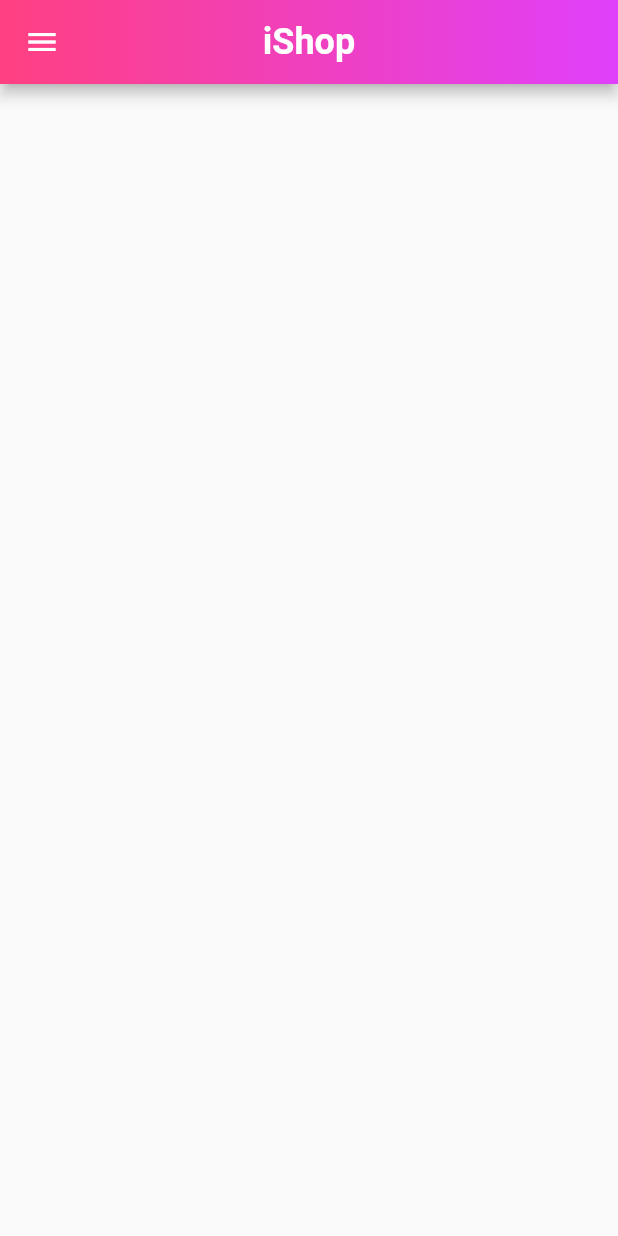
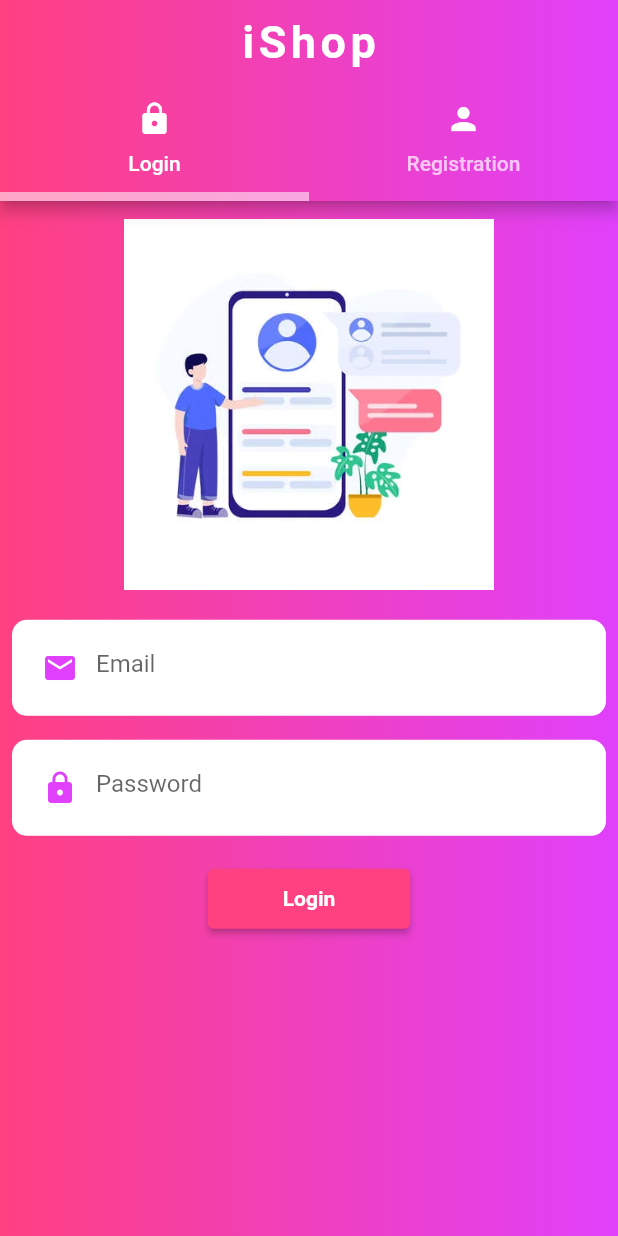
Before and after one commit to RRKawchar/Users_app, a Flutter app: the screen it shows after launch, on a phone screen of 412 x 824 dp. Run offline on Flutter 3.47's test engine with Material 2 defaults, Android fonts, the phone set to English and light mode, and no system bars; our stand-ins replace cloud_firestore, firebase_auth, firebase_core, firebase_storage, fluttertoast, image_picker; accounts and stored records are empty.

Commit message:
2nd commit

```diff
--- /dev/null
+++ b/lib/auth/auth_screen.dart
@@ -0,0 +1,84 @@
+import 'package:flutter/material.dart';
+import 'package:users_app/auth/login_screen.dart';
+import 'package:users_app/auth/registration_screen.dart';
+import 'package:users_app/utils/colors.dart';
+import 'package:users_app/widgets/reuseble_text.dart';
+
+class AuthScreen extends StatefulWidget {
+  const AuthScreen({Key? key}) : super(key: key);
+
+  @override
+  State<AuthScreen> createState() => _AuthScreenState();
+}
+
+class _AuthScreenState extends State<AuthScreen> {
+  @override
+  Widget build(BuildContext context) {
+    return DefaultTabController(
+        length: 2,
+        child: Scaffold(
+          appBar: AppBar(
+            flexibleSpace: Container(
+              decoration: const BoxDecoration(
+                gradient: LinearGradient(
+                    colors: [pinkAccent, purpleAccent],
+                    begin: FractionalOffset(0.0, 0.0),
+                    end: FractionalOffset(1.0, 0.0),
+                    stops: [0.0, 1.0],
+                    tileMode: TileMode.clamp),
+              ),
+            ),
+            title: ReusebleText(
+              text: "iShop",
+              fontSize: 30,
+              color: Colors.white,
+              fontWeight: FontWeight.bold,
+              letterSpacing: 3,
+            ),
+            centerTitle: true,
+            bottom:const TabBar(
+              indicatorColor:Colors.white54,
+              indicatorWeight: 6,
+              tabs: [
+                Tab(
+                  text: "Login",
+                  icon: Icon(
+                    Icons.lock,
+                    color: Colors.white,
+                  ),
+                ),
+                Tab(
+                  text: "Registration",
+                  icon: Icon(
+                    Icons.person,
+                    color: Colors.white,
+                  ),
+                ),
+              ],
+            ),
+          ),
+          body: Container(
+            decoration:const BoxDecoration(
+              gradient: LinearGradient(
+                  colors: [
+                    pinkAccent,purpleAccent
+                  ],
+                  begin: FractionalOffset(0.0,0.0),
+                  end: FractionalOffset(1.0,0.0),
+                  stops: [
+                    0.0,1.0
+                  ],
+                  tileMode: TileMode.clamp
+              ),
+
+            ),
+            child:const TabBarView(
+                children: [
+                  LoginScreen(),
+                  RegistrationScreen()
+                ]
+            ),
+          ),
+        ));
+  }
+}
--- /dev/null
+++ b/lib/auth/login_screen.dart
@@ -0,0 +1,71 @@
+
+import 'package:flutter/material.dart';
+import 'package:users_app/widgets/custom_text_field.dart';
+import 'package:users_app/widgets/reuseble_text.dart';
+
+class LoginScreen extends StatefulWidget {
+  const LoginScreen({Key? key}) : super(key: key);
+
+  @override
+  State<LoginScreen> createState() => _LoginScreenState();
+}
+
+class _LoginScreenState extends State<LoginScreen> {
+
+  TextEditingController emailController=TextEditingController();
+  TextEditingController passwordController=TextEditingController();
+
+  GlobalKey<FormState> globalKey=GlobalKey<FormState>();
+
+  @override
+  Widget build(BuildContext context) {
+    return SingleChildScrollView(
+      child: Column(
+        children: [
+
+          Padding(
+            padding: const EdgeInsets.all(12.0),
+            child: Image.asset("images/login.png",
+            height: MediaQuery.of(context).size.height*0.30,
+            ),
+          ),
+
+          Form(
+              key: globalKey,
+
+              child: Column(
+                children: [
+
+                  CustomTextField(
+                    textEditingController: emailController,
+                    iconData: Icons.email,
+                    isObsecure: false,
+                    isEnable: true,
+                    hintText: "Email",
+                  ),
+                  CustomTextField(
+                    textEditingController: passwordController,
+                    iconData: Icons.lock,
+                    isObsecure: true,
+                    isEnable: true,
+                    hintText: "Password",
+                  ),
+
+                  const SizedBox(height: 10,)
+                ],
+              )
+          ),
+
+          ElevatedButton(
+              style: ElevatedButton.styleFrom(
+                  backgroundColor: Colors.pinkAccent,
+                  padding:const EdgeInsets.symmetric(horizontal: 50,vertical: 12)
+              ),
+              onPressed: (){},
+              child: ReusebleText(text: "Login",fontWeight: FontWeight.bold,color: Colors.white,)
+          ),
+        ],
+      ),
+    );
+  }
+}
--- a/lib/main.dart
+++ b/lib/main.dart
@@ -1,9 +1,14 @@
+import 'package:firebase_core/firebase_core.dart';
 import 'package:flutter/material.dart';
+import 'package:users_app/auth/auth_screen.dart';
 import 'package:users_app/main_screen/home_screen.dart';
+import 'package:users_app/splashScreen/splash_screen.dart';
 
 
 
-void main() {
+Future<void> main()async {
+  WidgetsFlutterBinding.ensureInitialized();
+  await Firebase.initializeApp();
   runApp(const MyApp());
 }
 
@@ -18,7 +23,7 @@ class MyApp extends StatelessWidget {
       theme: ThemeData(
         primarySwatch: Colors.purple,
       ),
-      home: HomeScreen(),
+      home: AuthScreen(),
     );
   }
 }
--- /dev/null
+++ b/lib/widgets/custom_text_field.dart
@@ -0,0 +1,45 @@
+import 'package:flutter/material.dart';
+import 'package:users_app/utils/colors.dart';
+
+class CustomTextField extends StatefulWidget {
+
+
+  TextEditingController?textEditingController;
+  IconData?iconData;
+  String?hintText;
+  bool?isObsecure=false;
+  bool?isEnable=true;
+  CustomTextField({this.textEditingController,this.iconData,this.hintText,this.isObsecure,this.isEnable});
+
+  @override
+  State<CustomTextField> createState() => _CustomTextFieldState();
+}
+
+class _CustomTextFieldState extends State<CustomTextField> {
+  @override
+  Widget build(BuildContext context) {
+    return Container(
+      padding:const EdgeInsets.all(8.0),
+      margin:const EdgeInsets.all(8.0),
+      decoration:const BoxDecoration(
+        borderRadius: BorderRadius.all(Radius.circular(10)),
+        color: Colors.white,
+      ),
+      child: TextFormField(
+        enabled: widget.isEnable,
+        controller: widget.textEditingController,
+          obscureText: widget.isObsecure!,
+          cursorColor: Theme.of(context).primaryColor,
+        decoration: InputDecoration(
+          border: InputBorder.none,
+          prefixIcon: Icon(
+            widget.iconData,
+            color: purpleAccent,
+          ),
+          hintText: widget.hintText,
+          focusColor: Theme.of(context).primaryColor
+        ),
+      ),
+    );
+  }
+}
--- a/lib/widgets/reuseble_text.dart
+++ b/lib/widgets/reuseble_text.dart
@@ -7,11 +7,12 @@ class ReusebleText extends StatelessWidget {
   double? fontSize;
   Color? color;
   FontWeight?fontWeight;
+  double? letterSpacing;
 
-   ReusebleText({Key? key, required this.text,this.fontSize,this.color,this.fontWeight}) : super(key: key);
+   ReusebleText({Key? key, required this.text,this.fontSize,this.color,this.fontWeight,this.letterSpacing}) : super(key: key);
 
   @override
   Widget build(BuildContext context) {
-    return Text(text,style: TextStyle(fontSize: fontSize,color: color,fontWeight: fontWeight),);
+    return Text(text,style: TextStyle(fontSize: fontSize,color: color,fontWeight: fontWeight,letterSpacing: letterSpacing),);
   }
 }
```
Also changed, not shown: lib/auth/registration_screen.dart (added, +205 -0 lines), lib/splashScreen/splash_screen.dart (added, +76 -0 lines), pubspec.yaml (+9 -3 lines), images/login.png (added), images/welcome.png (added), pubspec.lock, 4 other files.
